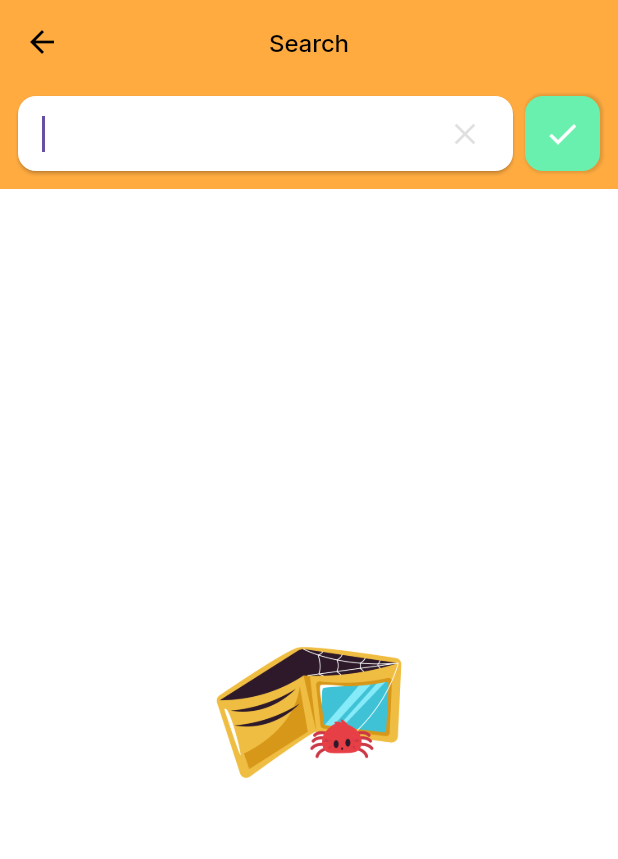
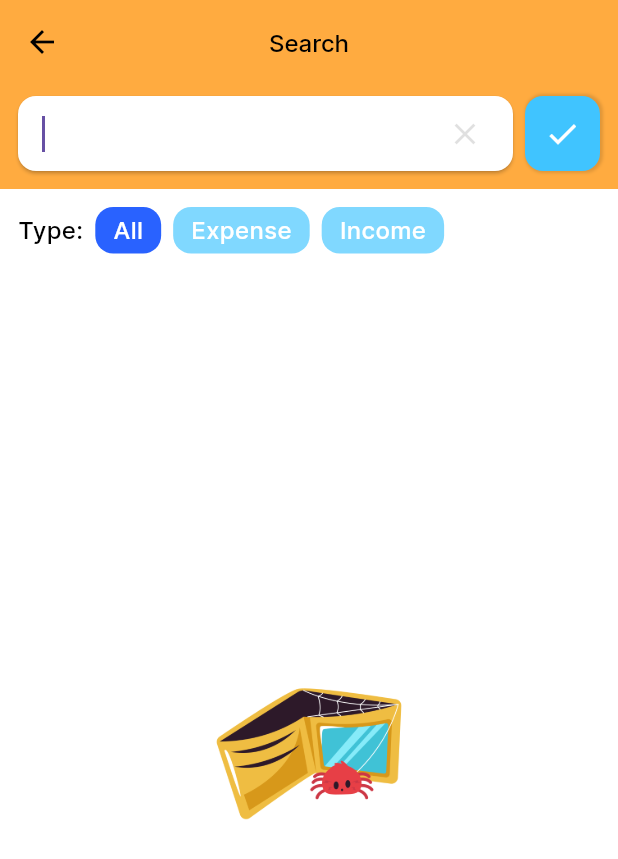
Before and after one commit to Nabijonov-Otabek-19/money_manager_clone, a Flutter app: the SearchScreen screen opened by its route, on a phone screen of 412 x 824 dp. Shown: the top 859 px of the screen. Run offline on Flutter 3.47's test engine with Material 3 defaults, Android fonts, the light colour scheme and no system bars; our stand-ins replace flutter_bloc, flutter_slidable, flutter_svg, freezed_annotation, get, get_it and 4 more; missing offline and left inert: animated_digit, mat_month_picker_dialog; accounts and stored records are empty.

Commit message:
Added Type to SearchScreen

```diff
--- a/lib/core/translations/app_translation.dart
+++ b/lib/core/translations/app_translation.dart
@@ -27,6 +27,7 @@ class AppTranslation extends Translations {
           'Update': 'Update',
           'Details': 'Details',
           'Search': 'Search',
+          'All': 'All',
         },
         'ru_RU': {
           'Empty': 'Пустой',
@@ -52,6 +53,7 @@ class AppTranslation extends Translations {
           'Update': 'Обновлять',
           'Details': 'Подробности',
           'Search': 'Поиск',
+          'All': 'Все',
         },
         'uz_UZ': {
           'Empty': 'Bo\'sh',
@@ -77,6 +79,7 @@ class AppTranslation extends Translations {
           'Update': 'Yangilash',
           'Details': 'Tafsilotlar',
           'Search': 'Qidiruv',
+          'All': 'Barchasi',
         },
       };
 }
--- a/lib/feature/data/datasources/my_storage.dart
+++ b/lib/feature/data/datasources/my_storage.dart
@@ -1,5 +1,6 @@
 import 'dart:async';
 
+import 'package:get/get.dart';
 import 'package:sqflite/sqflite.dart';
 import 'package:path/path.dart';
 
@@ -343,16 +344,24 @@ class ExpenseStorage {
     return 1;
   }
 
-  Future<List<ExpenseModel>> searchByNote(String note) async {
+  Future<List<ExpenseModel>> searchByNote(String note, String type) async {
     final db = await instance.database;
 
     List<ExpenseModel> list = [];
 
+    String query = type != "All".tr
+        ? 'LOWER(note) LIKE ? AND ${ExpenseFields.type} = ?'
+        : 'LOWER(note) LIKE ?';
+
+    final args = type != "All".tr
+        ? ['%${note.toLowerCase()}%', type]
+        : ['%${note.toLowerCase()}%'];
+
     // Perform the search query
     final maps = await db.query(
       ExpenseFields.expenseTableName,
-      where: 'LOWER(note) LIKE ?',
-      whereArgs: ['%${note.toLowerCase()}%'],
+      where: query,
+      whereArgs: args,
     );
 
     if (maps.isEmpty) return [];
--- a/lib/feature/presentation/screens/main/cubit/main_cubit.dart
+++ b/lib/feature/presentation/screens/main/cubit/main_cubit.dart
@@ -94,7 +94,8 @@ class MainCubit extends Cubit<MainState> {
 
     final models = isYear
         ? await storage.getMonthsByYearId(
-            DateTime(DateTime.now().year), state.moneyType)
+            DateTime(state.selectedTime?.year ?? DateTime.now().year),
+            state.moneyType)
         : await storage.getModelsByType(
             state.moneyType,
             state.selectedTime ??
--- a/lib/feature/presentation/screens/search/cubit/search_cubit.dart
+++ b/lib/feature/presentation/screens/search/cubit/search_cubit.dart
@@ -12,12 +12,12 @@ part 'search_cubit.freezed.dart';
 class SearchCubit extends Cubit<SearchState> {
   SearchCubit() : super(const SearchState());
 
-  ExpenseStorage storage = ExpenseStorage.instance;
+  final ExpenseStorage _storage = ExpenseStorage.instance;
 
-  Future<void> searchBy(String note) async {
+  Future<void> searchBy(String note, String type) async {
     emit(state.copyWith(loadState: LoadState.loading));
 
-    final List<ExpenseModel> list = await storage.searchByNote(note);
+    final List<ExpenseModel> list = await _storage.searchByNote(note, type);
 
     emit(state.copyWith(list: list, loadState: LoadState.loaded));
   }
--- a/lib/feature/presentation/screens/search/search_screen.dart
+++ b/lib/feature/presentation/screens/search/search_screen.dart
@@ -21,6 +21,9 @@ class _SearchScreenState extends State<SearchScreen> {
   TextEditingController searchController = TextEditingController();
 
   final cubit = SearchCubit();
+
+  final List<String> list = ["All".tr, "Expense".tr, "Income".tr];
+  int currentIndex = 0;
 
   @override
   void dispose() {
@@ -78,7 +81,7 @@ class _SearchScreenState extends State<SearchScreen> {
                     onTap: () async {
                       final text = searchController.text.trim();
                       if (text.isNotEmpty) {
-                        await cubit.searchBy(text);
+                        await cubit.searchBy(text, list[currentIndex]);
                       }
                     },
                     child: Container(
@@ -87,7 +90,7 @@ class _SearchScreenState extends State<SearchScreen> {
                       padding: const EdgeInsets.all(4),
                       decoration: BoxDecoration(
                         borderRadius: BorderRadius.circular(12),
-                        color: const Color(AppColors.green),
+                        color: const Color(AppColors.blue),
                         boxShadow: const [
                           BoxShadow(
                             blurRadius: 1,
@@ -108,7 +111,73 @@ class _SearchScreenState extends State<SearchScreen> {
             ),
           ),
         ),
-        body: BlocBuilder<SearchCubit, SearchState>(
+        body: Column(
+          children: [
+            Padding(
+              padding: const EdgeInsets.all(8),
+              child: Row(
+                children: [
+                  Padding(
+                    padding: const EdgeInsets.all(4),
+                    child: Text(
+                      "${"Type".tr}:",
+                      style: pmedium.copyWith(
+                        fontSize: 16,
+                        color: Theme.of(context).canvasColor,
+                      ),
+                    ),
+                  ),
+                  for (int i = 0; i < list.length; i++)
+                    Padding(
+                      padding: const EdgeInsets.all(4.0),
+                      child: InkWell(
+                        splashColor: AppColors.transparent,
+                        highlightColor: AppColors.transparent,
+                        onTap: () async {
+                          if (currentIndex != i) {
+                            setState(() {
+                              currentIndex = i;
+                            });
+                            final text = searchController.text.trim();
+                            if (text.isNotEmpty) {
+                              await cubit.searchBy(text, list[currentIndex]);
+                            }
+                          }
+                        },
+                        child: Container(
+                          decoration: BoxDecoration(
+                            color: currentIndex == i
+                                ? Colors.blueAccent.shade700
+                                : Colors.lightBlueAccent.shade100,
+                            borderRadius: BorderRadius.circular(12),
+                          ),
+                          padding: const EdgeInsets.symmetric(
+                            horizontal: 12,
+                            vertical: 4,
+                          ),
+                          child: Center(
+                            child: Text(
+                              list[i],
+                              style: pmedium.copyWith(
+                                fontSize: 16,
+                                color: AppColors.white,
+                              ),
+                            ),
+                          ),
+                        ),
+                      ),
+                    ),
+                ],
+              ),
+            ),
+            BlocBuilder<SearchCubit, SearchState>(
+              buildWhen: (pr, cr) => pr.loadState != cr.loadState,
+              builder: (context, state) {
+                if (state.loadState == LoadState.loading) {
+                  return const Center(child: CircularProgressIndicator());
+                }
+                return Expanded(
+                  child: BlocBuilder<SearchCubit, SearchState>(
                     buildWhen: (pr, cr) => pr.loadState != cr.loadState,
                     builder: (context, state) {
                       if (state.loadState == LoadState.loading) {
@@ -144,6 +213,11 @@ class _SearchScreenState extends State<SearchScreen> {
                         },
                       );
                     },
+                  ),
+                );
+              },
+            ),
+          ],
         ),
       ),
     );
```
Lines whose indentation alone changed are shown as unchanged.
